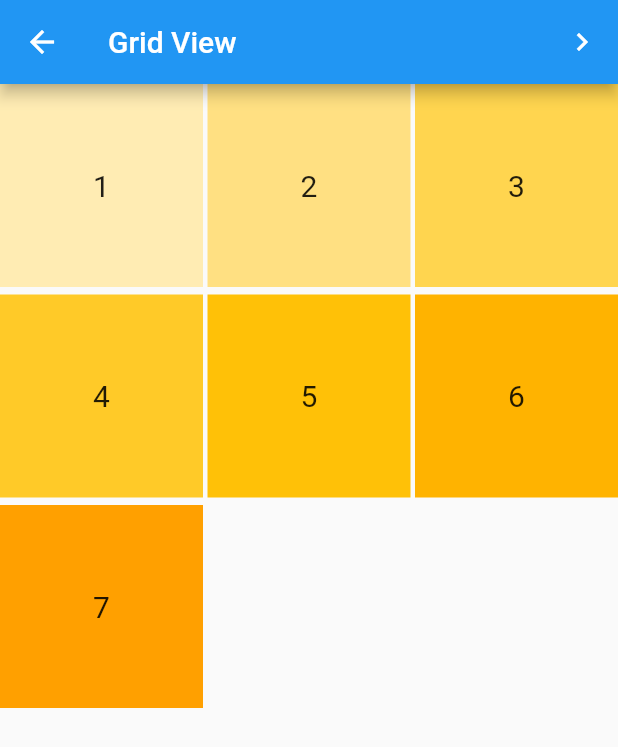
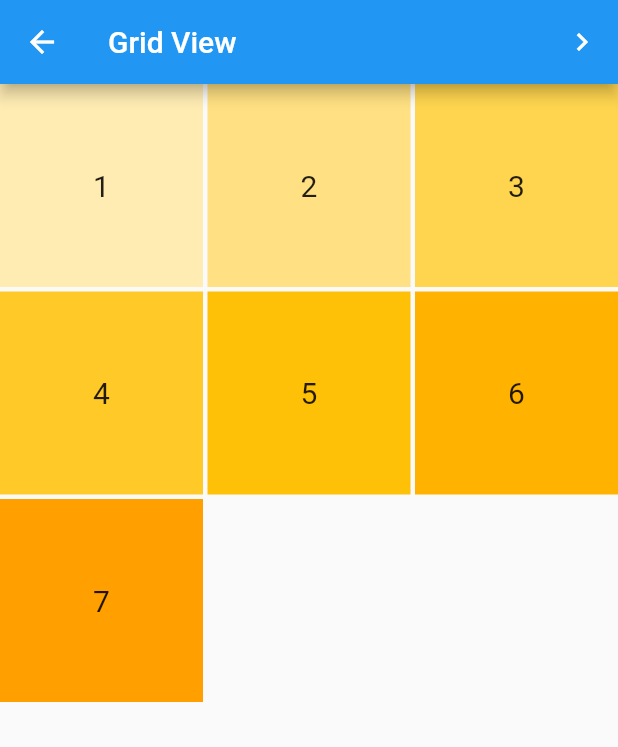
Before and after one commit to ehroy/flutter, a Flutter app: the Listcolor screen opened directly, on a phone screen of 412 x 824 dp. Shown: the top 747 px of the screen. Run offline on Flutter 3.47's test engine with Material 2 defaults, Android fonts, the phone set to English and light mode, and no system bars.

Commit message:
first commit

```diff
--- a/lib/listview.dart
+++ b/lib/listview.dart
@@ -15,7 +15,7 @@ class  Listcolor extends StatelessWidget {
           child: GridView.count(
             crossAxisCount: 3,
             crossAxisSpacing: 3,
-            mainAxisSpacing: 5,
+            mainAxisSpacing: 3,
             children: [
               MyGrid(text: "1", color: Colors.amber[100]),
               MyGrid(text: "2", color: Colors.amber[200]),
```
